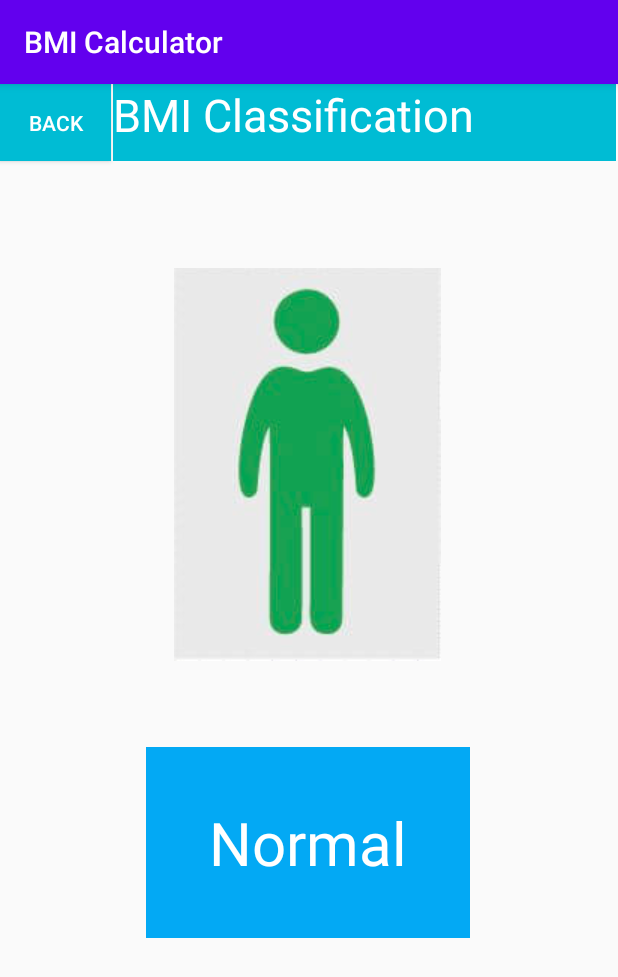
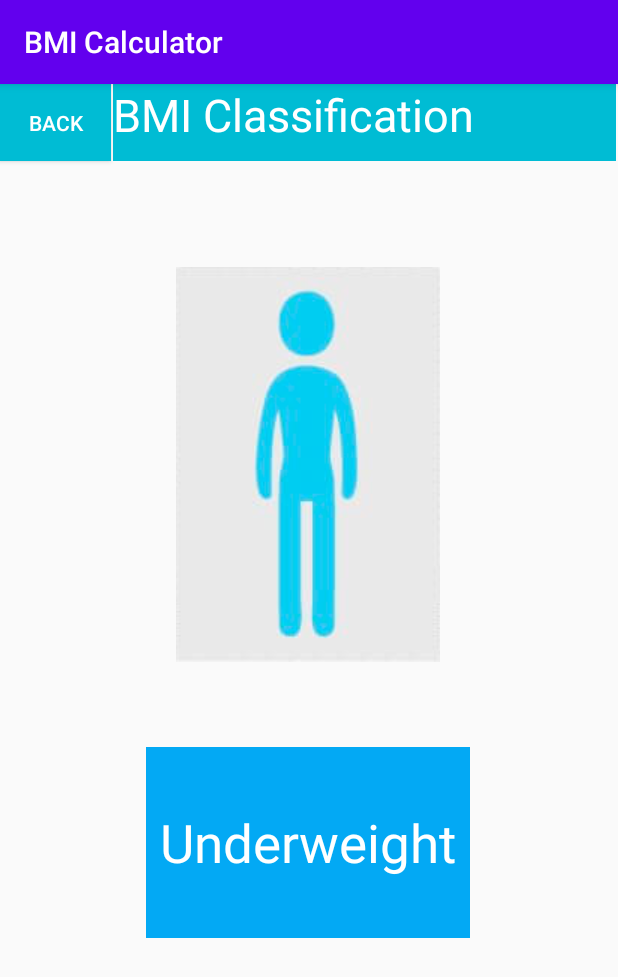
Before and after one commit to xyzhu99/CS213_Assignment5_BMICalculator, an Android app: the AdviceActivity screen opened directly, with no data from a screen before it, on a phone screen of 412 x 824 dp. Shown: the top 977 px of the screen. Run offline under Robolectric (Android 15) with nearby library versions, the phone set to English and light mode, and no system bars; 1 statement that could not run was skipped.

Commit message:
Can switch between activities and pass info

```diff
--- a/app/src/main/java/com/example/bmicalculator/AdviceActivity.java
+++ b/app/src/main/java/com/example/bmicalculator/AdviceActivity.java
@@ -1,6 +1,6 @@
 package com.example.bmicalculator;
 
-import android.graphics.drawable.Drawable;
+import android.view.View;
 import android.widget.Button;
 import android.widget.ImageView;
 import android.widget.TextView;
@@ -10,7 +10,7 @@ import android.os.Bundle;
 public class AdviceActivity extends AppCompatActivity {
 
     // list out and initialize all the constants and strings
-    int bmi;
+    double bmi;
 
     // list out all components such as buttons and text inputs in the AdviceActivity
     TextView adviceText;
@@ -24,6 +24,8 @@ public class AdviceActivity extends AppCompatActivity {
         adviceText = findViewById(R.id.adviceText);
         adviceImage = findViewById(R.id.adviceImage);
         back = findViewById(R.id.back);
+        bmi = Double.parseDouble(getIntent().getStringExtra("BMI"));
+        displayAdvice();
     }
 
     /**
@@ -32,20 +34,23 @@ public class AdviceActivity extends AppCompatActivity {
     public void displayAdvice(){
         if(bmi < 18.5){
             adviceText.setText("Underweight");
-            adviceImage.setImageDrawable(getApplicationContext().getDrawable(R.drawable.Underweight));
+            adviceImage.setImageDrawable(getApplicationContext().getDrawable(R.drawable.underweight));
         }
         else if(bmi < 25){
             adviceText.setText("Normal");
-            adviceImage.setImageDrawable(getApplicationContext().getDrawable(R.drawable.Normal));
+            adviceImage.setImageDrawable(getApplicationContext().getDrawable(R.drawable.normal));
         }
         else if(bmi < 30){
             adviceText.setText("Overweight");
-            adviceImage.setImageDrawable(getApplicationContext().getDrawable(R.drawable.Overweight));
+            adviceImage.setImageDrawable(getApplicationContext().getDrawable(R.drawable.overweight));
         }
         else{
             adviceText.setText("Obese");
-            adviceImage.setImageDrawable(getApplicationContext().getDrawable(R.drawable.Obese));
+            adviceImage.setImageDrawable(getApplicationContext().getDrawable(R.drawable.obese));
         }
     }
 
+    public void goBack(View view){
+        onBackPressed();
+    }
 }
--- a/app/src/main/res/layout/activity_advice.xml
+++ b/app/src/main/res/layout/activity_advice.xml
@@ -14,7 +14,7 @@
         android:gravity="center"
         android:text="Normal"
         android:textColor="#FFFFFF"
-        android:textSize="40sp"
+        android:textSize="35sp"
         app:layout_constraintBottom_toBottomOf="parent"
         app:layout_constraintEnd_toEndOf="parent"
         app:layout_constraintHorizontal_bias="0.497"
@@ -27,6 +27,7 @@
         android:layout_width="74dp"
         android:layout_height="51dp"
         android:background="#00BCD4"
+        android:onClick="goBack"
         android:text="Back"
         android:textColor="#FFFFFF"
         app:layout_constraintBottom_toBottomOf="parent"
@@ -40,13 +41,14 @@
         android:id="@+id/adviceImage"
         android:layout_width="wrap_content"
         android:layout_height="wrap_content"
+        android:contentDescription="classification_image"
         app:layout_constraintBottom_toTopOf="@+id/adviceText"
         app:layout_constraintEnd_toEndOf="parent"
         app:layout_constraintHorizontal_bias="0.497"
         app:layout_constraintStart_toStartOf="parent"
         app:layout_constraintTop_toTopOf="parent"
         app:layout_constraintVertical_bias="0.683"
-        app:srcCompat="@drawable/Normal" />
+        app:srcCompat="@drawable/normal" />
 
     <TextView
         android:id="@+id/TitleAdvice"
--- a/app/src/main/res/layout/activity_main.xml
+++ b/app/src/main/res/layout/activity_main.xml
@@ -151,6 +151,7 @@
         android:layout_width="300dp"
         android:layout_height="70dp"
         android:layout_marginTop="20dp"
+        android:onClick="getAdvice"
         android:text="Get Advice"
         android:textAllCaps="true"
         android:textSize="28sp"
```
Also changed, not shown: app/src/main/java/com/example/bmicalculator/MainActivity.java (+7 -0 lines), app/src/main/res/drawable/normal.png (renamed from app/src/main/res/drawable/Normal.png), app/src/main/res/drawable/obese.png (renamed from app/src/main/res/drawable/Obese.png), app/src/main/res/drawable/overweight.png (renamed from app/src/main/res/drawable/Overweight.png), app/src/main/res/drawable/underweight.png (renamed from app/src/main/res/drawable/Underweight.png).
